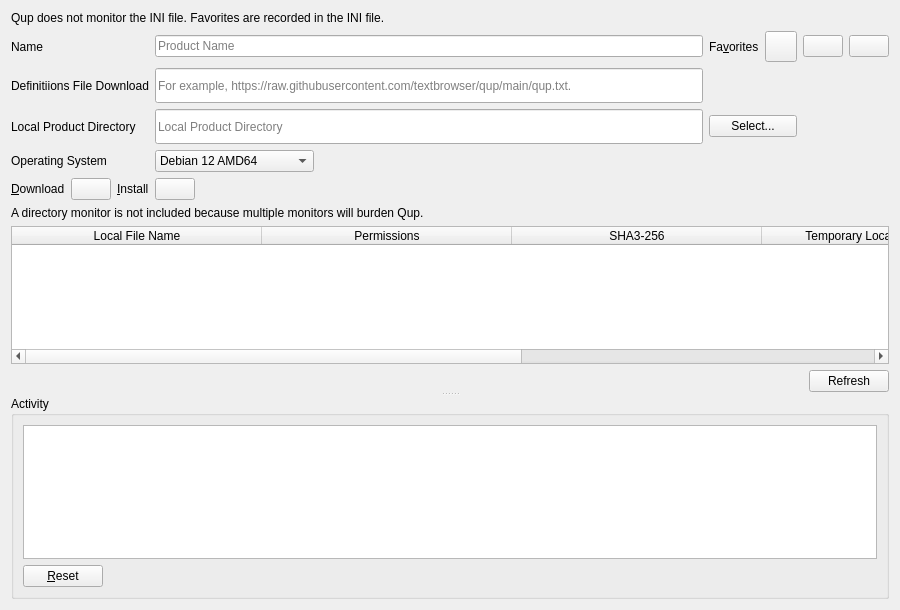
Above: ui/qup_page.ui from textbrowser/qup before the change. Below: the same form after it.
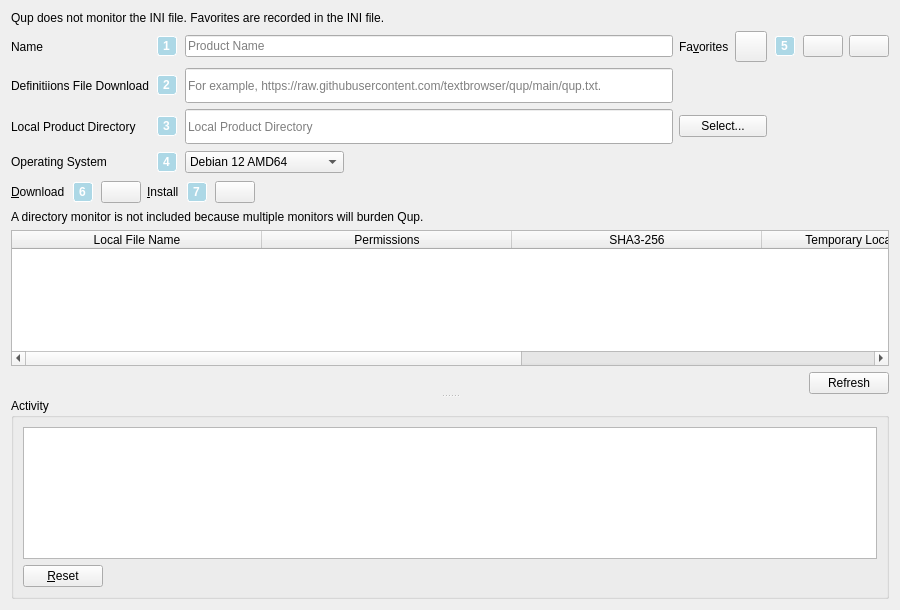
That is the form after the change. Icons and pictures are not drawn.

```diff
--- a/ui/qup_page.ui
+++ b/ui/qup_page.ui
@@ -26,20 +26,81 @@
    </item>
    <item>
     <layout class="QGridLayout" name="gridLayout">
-     <item row="0" column="4">
-      <widget class="QPushButton" name="delete_favorite">
-       <property name="toolTip">
-        <string>Delete Favorite</string>
+     <item row="1" column="2">
+      <widget class="QLineEdit" name="qup_txt_location">
+       <property name="minimumSize">
+        <size>
+         <width>0</width>
+         <height>35</height>
+        </size>
        </property>
-       <property name="icon">
-        <iconset resource="../images/images.qrc">
-         <normaloff>:/delete.png</normaloff>:/delete.png</iconset>
+       <property name="placeholderText">
+        <string>For example, https://raw.githubusercontent.com/textbrowser/qup/main/qup.txt.</string>
        </property>
-       <property name="iconSize">
+       <property name="clearButtonEnabled">
+        <bool>true</bool>
+       </property>
+      </widget>
+     </item>
+     <item row="3" column="0">
+      <widget class="QLabel" name="label_7">
+       <property name="text">
+        <string>Operating System</string>
+       </property>
+      </widget>
+     </item>
+     <item row="0" column="2">
+      <widget class="QLineEdit" name="favorite_name">
+       <property name="placeholderText">
+        <string>Product Name</string>
+       </property>
+       <property name="clearButtonEnabled">
+        <bool>true</bool>
+       </property>
+      </widget>
+     </item>
+     <item row="2" column="0">
+      <widget class="QLabel" name="label_4">
+       <property name="text">
+        <string>Local Product Directory</string>
+       </property>
+      </widget>
+     </item>
+     <item row="2" column="2">
+      <widget class="QLineEdit" name="local_directory">
+       <property name="minimumSize">
         <size>
-         <width>24</width>
-         <height>24</height>
+         <width>0</width>
+         <height>35</height>
         </size>
+       </property>
+       <property name="placeholderText">
+        <string>Local Product Directory</string>
+       </property>
+       <property name="clearButtonEnabled">
+        <bool>true</bool>
+       </property>
+      </widget>
+     </item>
+     <item row="3" column="1">
+      <widget class="QLabel" name="label_13">
+       <property name="sizePolicy">
+        <sizepolicy hsizetype="Fixed" vsizetype="Fixed">
+         <horstretch>0</horstretch>
+         <verstretch>0</verstretch>
+        </sizepolicy>
+       </property>
+       <property name="font">
+        <font>
+         <weight>75</weight>
+         <bold>true</bold>
+        </font>
+       </property>
+       <property name="styleSheet">
+        <string notr="true">QLabel {background-color: lightblue; border: 1px solid white; border-radius: 2.5px; color: white; margin: 2px; padding: 2px;}</string>
+       </property>
+       <property name="text">
+        <string>4</string>
        </property>
       </widget>
      </item>
@@ -50,7 +111,124 @@
        </property>
       </widget>
      </item>
-     <item row="0" column="2">
+     <item row="2" column="1">
+      <widget class="QLabel" name="label_12">
+       <property name="sizePolicy">
+        <sizepolicy hsizetype="Fixed" vsizetype="Fixed">
+         <horstretch>0</horstretch>
+         <verstretch>0</verstretch>
+        </sizepolicy>
+       </property>
+       <property name="font">
+        <font>
+         <weight>75</weight>
+         <bold>true</bold>
+        </font>
+       </property>
+       <property name="toolTip">
+        <string>Local destination of product files.</string>
+       </property>
+       <property name="styleSheet">
+        <string notr="true">QLabel {background-color: lightblue; border: 1px solid white; border-radius: 2.5px; color: white; margin: 2px; padding: 2px;}</string>
+       </property>
+       <property name="text">
+        <string>3</string>
+       </property>
+      </widget>
+     </item>
+     <item row="1" column="0">
+      <widget class="QLabel" name="label">
+       <property name="text">
+        <string>Definitiions File Download</string>
+       </property>
+      </widget>
+     </item>
+     <item row="2" column="3">
+      <widget class="QPushButton" name="select_local_directory">
+       <property name="text">
+        <string>Select...</string>
+       </property>
+      </widget>
+     </item>
+     <item row="1" column="1">
+      <widget class="QLabel" name="label_11">
+       <property name="sizePolicy">
+        <sizepolicy hsizetype="Fixed" vsizetype="Fixed">
+         <horstretch>0</horstretch>
+         <verstretch>0</verstretch>
+        </sizepolicy>
+       </property>
+       <property name="font">
+        <font>
+         <weight>75</weight>
+         <bold>true</bold>
+        </font>
+       </property>
+       <property name="styleSheet">
+        <string notr="true">QLabel {background-color: lightblue; border: 1px solid white; border-radius: 2.5px; color: white; margin: 2px; padding: 2px;}</string>
+       </property>
+       <property name="text">
+        <string>2</string>
+       </property>
+      </widget>
+     </item>
+     <item row="0" column="6">
+      <widget class="QPushButton" name="delete_favorite">
+       <property name="toolTip">
+        <string>Delete Favorite</string>
+       </property>
+       <property name="icon">
+        <iconset resource="../images/images.qrc">
+         <normaloff>:/delete.png</normaloff>:/delete.png</iconset>
+       </property>
+       <property name="iconSize">
+        <size>
+         <width>24</width>
+         <height>24</height>
+        </size>
+       </property>
+      </widget>
+     </item>
+     <item row="0" column="5">
+      <widget class="QPushButton" name="save_favorite">
+       <property name="toolTip">
+        <string>Save Favorite</string>
+       </property>
+       <property name="icon">
+        <iconset resource="../images/images.qrc">
+         <normaloff>:/save.png</normaloff>:/save.png</iconset>
+       </property>
+       <property name="iconSize">
+        <size>
+         <width>24</width>
+         <height>24</height>
+        </size>
+       </property>
+      </widget>
+     </item>
+     <item row="0" column="1">
+      <widget class="QLabel" name="label_10">
+       <property name="sizePolicy">
+        <sizepolicy hsizetype="Fixed" vsizetype="Fixed">
+         <horstretch>0</horstretch>
+         <verstretch>0</verstretch>
+        </sizepolicy>
+       </property>
+       <property name="font">
+        <font>
+         <weight>75</weight>
+         <bold>true</bold>
+        </font>
+       </property>
+       <property name="styleSheet">
+        <string notr="true">QLabel {background-color: lightblue; border: 1px solid white; border-radius: 2.5px; color: white; margin: 2px; padding: 2px;}</string>
+       </property>
+       <property name="text">
+        <string>1</string>
+       </property>
+      </widget>
+     </item>
+     <item row="0" column="3">
       <layout class="QHBoxLayout" name="horizontalLayout">
        <item>
         <widget class="QLabel" name="label_2">
@@ -84,94 +262,7 @@
        </item>
       </layout>
      </item>
-     <item row="0" column="3">
-      <widget class="QPushButton" name="save_favorite">
-       <property name="toolTip">
-        <string>Save Favorite</string>
-       </property>
-       <property name="icon">
-        <iconset resource="../images/images.qrc">
-         <normaloff>:/save.png</normaloff>:/save.png</iconset>
-       </property>
-       <property name="iconSize">
-        <size>
-         <width>24</width>
-         <height>24</height>
-        </size>
-       </property>
-      </widget>
-     </item>
-     <item row="2" column="2">
-      <widget class="QPushButton" name="select_local_directory">
-       <property name="text">
-        <string>Select...</string>
-       </property>
-      </widget>
-     </item>
-     <item row="1" column="1">
-      <widget class="QLineEdit" name="qup_txt_location">
-       <property name="minimumSize">
-        <size>
-         <width>0</width>
-         <height>35</height>
-        </size>
-       </property>
-       <property name="placeholderText">
-        <string>For example, https://raw.githubusercontent.com/textbrowser/qup/main/qup.txt.</string>
-       </property>
-       <property name="clearButtonEnabled">
-        <bool>true</bool>
-       </property>
-      </widget>
-     </item>
-     <item row="1" column="0">
-      <widget class="QLabel" name="label">
-       <property name="text">
-        <string>Definitiions File Download</string>
-       </property>
-      </widget>
-     </item>
-     <item row="2" column="1">
-      <widget class="QLineEdit" name="local_directory">
-       <property name="minimumSize">
-        <size>
-         <width>0</width>
-         <height>35</height>
-        </size>
-       </property>
-       <property name="placeholderText">
-        <string>Local Product Directory</string>
-       </property>
-       <property name="clearButtonEnabled">
-        <bool>true</bool>
-       </property>
-      </widget>
-     </item>
-     <item row="0" column="1">
-      <widget class="QLineEdit" name="favorite_name">
-       <property name="placeholderText">
-        <string>Product Name</string>
-       </property>
-       <property name="clearButtonEnabled">
-        <bool>true</bool>
-       </property>
-      </widget>
-     </item>
-     <item row="2" column="0">
-      <widget class="QLabel" name="label_4">
-       <property name="text">
-        <string>Local Product Directory</string>
-       </property>
-      </widget>
-     </item>
-     <item row="3" column="0">
-      <widget class="QLabel" name="label_7">
-       <property name="text">
-        <string>Operating System</string>
-       </property>
-      </widget>
-     </item>
-     <item row="3" column="1">
+     <item row="3" column="2">
       <layout class="QHBoxLayout" name="horizontalLayout_4">
        <item>
         <widget class="QComboBox" name="operating_system">
@@ -243,6 +334,31 @@
        </item>
       </layout>
      </item>
+     <item row="0" column="4">
+      <widget class="QLabel" name="label_14">
+       <property name="sizePolicy">
+        <sizepolicy hsizetype="Fixed" vsizetype="Fixed">
+         <horstretch>0</horstretch>
+         <verstretch>0</verstretch>
+        </sizepolicy>
+       </property>
+       <property name="font">
+        <font>
+         <weight>75</weight>
+         <bold>true</bold>
+        </font>
+       </property>
+       <property name="toolTip">
+        <string>Save the favorite.</string>
+       </property>
+       <property name="styleSheet">
+        <string notr="true">QLabel {background-color: lightblue; border: 1px solid white; border-radius: 2.5px; color: white; margin: 2px; padding: 2px;}</string>
+       </property>
+       <property name="text">
+        <string>5</string>
+       </property>
+      </widget>
+     </item>
     </layout>
    </item>
    <item>
@@ -257,6 +373,31 @@
        </property>
       </widget>
      </item>
+     <item>
+      <widget class="QLabel" name="label_15">
+       <property name="sizePolicy">
+        <sizepolicy hsizetype="Fixed" vsizetype="Fixed">
+         <horstretch>0</horstretch>
+         <verstretch>0</verstretch>
+        </sizepolicy>
+       </property>
+       <property name="font">
+        <font>
+         <weight>75</weight>
+         <bold>true</bold>
+        </font>
+       </property>
+       <property name="toolTip">
+        <string>Start the download process.</string>
+       </property>
+       <property name="styleSheet">
+        <string notr="true">QLabel {background-color: lightblue; border: 1px solid white; border-radius: 2.5px; color: white; margin: 2px; padding: 2px;}</string>
+       </property>
+       <property name="text">
+        <string>6</string>
+       </property>
+      </widget>
+     </item>
      <item>
       <widget class="QPushButton" name="download">
        <property name="toolTip">
@@ -284,6 +425,31 @@
        </property>
       </widget>
      </item>
+     <item>
+      <widget class="QLabel" name="label_16">
+       <property name="sizePolicy">
+        <sizepolicy hsizetype="Fixed" vsizetype="Fixed">
+         <horstretch>0</horstretch>
+         <verstretch>0</verstretch>
+        </sizepolicy>
+       </property>
+       <property name="font">
+        <font>
+         <weight>75</weight>
+         <bold>true</bold>
+        </font>
+       </property>
+       <property name="toolTip">
+        <string>Copy the product files from the temporary directory into the destination directory.</string>
+       </property>
+       <property name="styleSheet">
+        <string notr="true">QLabel {background-color: lightblue; border: 1px solid white; border-radius: 2.5px; color: white; margin: 2px; padding: 2px;}</string>
+       </property>
+       <property name="text">
+        <string>7</string>
+       </property>
+      </widget>
+     </item>
      <item>
       <widget class="QPushButton" name="install">
        <property name="toolTip">
```
